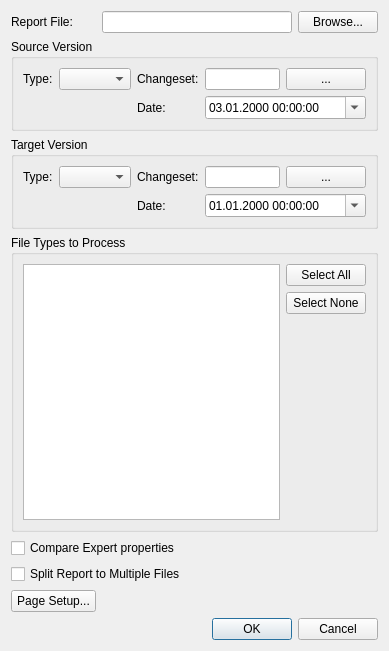
whiteman-kr/u7set, file u7/Forms/DialogProjectDiff.ui: the form before one commit.
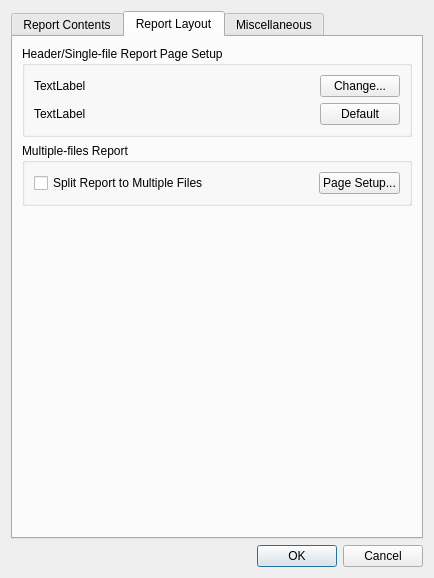
The form after the commit. The open tabs and pages were chosen to show the change.

Commit message: RPCT-2883, u7: ProjectDiffGenerator - options dialog and title page review

What changed in the file:
```diff
--- a/u7/Forms/DialogProjectDiff.ui
+++ b/u7/Forms/DialogProjectDiff.ui
@@ -6,22 +6,42 @@
    <rect>
     <x>0</x>
     <y>0</y>
-    <width>389</width>
-    <height>651</height>
+    <width>434</width>
+    <height>578</height>
    </rect>
   </property>
   <property name="windowTitle">
    <string>Project Differences Report</string>
   </property>
-  <layout class="QGridLayout" name="gridLayout_4">
-   <item row="6" column="0" colspan="2">
-    <widget class="QCheckBox" name="multipleFilesCheck">
+  <layout class="QGridLayout" name="gridLayout_10">
+   <item row="0" column="0">
+    <widget class="QTabWidget" name="tabWidget">
+     <property name="currentIndex">
+      <number>0</number>
+     </property>
+     <widget class="QWidget" name="tab">
+      <attribute name="title">
+       <string>Report Contents</string>
+      </attribute>
+      <layout class="QGridLayout" name="gridLayout_8">
+       <item row="0" column="0">
+        <widget class="QLabel" name="label_2">
      <property name="text">
-      <string>Split Report to Multiple Files</string>
+          <string>Report File:</string>
      </property>
     </widget>
    </item>
-   <item row="1" column="0" colspan="4">
+       <item row="0" column="1">
+        <widget class="QLineEdit" name="reportFileEdit"/>
+       </item>
+       <item row="0" column="2">
+        <widget class="QPushButton" name="fileBrowseButton">
+         <property name="text">
+          <string>Browse...</string>
+         </property>
+        </widget>
+       </item>
+       <item row="1" column="0" colspan="3">
     <widget class="QGroupBox" name="sourceGroupBox">
      <property name="title">
       <string>Source Version</string>
@@ -87,26 +107,48 @@
         </property>
        </widget>
       </item>
-     </layout>
-    </widget>
-   </item>
-   <item row="0" column="1" colspan="2">
-    <widget class="QLineEdit" name="reportFileEdit"/>
-   </item>
-   <item row="5" column="2">
-    <spacer name="horizontalSpacer">
-     <property name="orientation">
-      <enum>Qt::Horizontal</enum>
-     </property>
-     <property name="sizeHint" stdset="0">
+          <item row="0" column="4">
+           <widget class="QPushButton" name="sourceChangesetButton">
+            <property name="text">
+             <string>...</string>
+            </property>
+           </widget>
+          </item>
+          <item row="0" column="0">
+           <widget class="QLabel" name="sourceTypeLabel">
+            <property name="text">
+             <string>Type:</string>
+            </property>
+           </widget>
+          </item>
+          <item row="0" column="1">
+           <widget class="QComboBox" name="sourceTypeComboBox">
+            <property name="minimumSize">
       <size>
-       <width>134</width>
-       <height>20</height>
-      </size>
-     </property>
-    </spacer>
-   </item>
-   <item row="2" column="0" colspan="4">
+              <width>100</width>
+              <height>0</height>
+             </size>
+            </property>
+           </widget>
+          </item>
+          <item row="0" column="2">
+           <widget class="QLabel" name="sourceChangesetLabel">
+            <property name="text">
+             <string>Changeset:</string>
+            </property>
+           </widget>
+          </item>
+          <item row="1" column="2">
+           <widget class="QLabel" name="sourceDateLabel">
+            <property name="text">
+             <string>Date:</string>
+            </property>
+           </widget>
+          </item>
+         </layout>
+        </widget>
+       </item>
+       <item row="2" column="0" colspan="3">
     <widget class="QGroupBox" name="targetGroupBox">
      <property name="title">
       <string>Target Version</string>
@@ -153,13 +195,33 @@
         </property>
        </widget>
       </item>
-      <item row="0" column="3">
-       <widget class="QLineEdit" name="targetChangesetLineEdit"/>
+          <item row="2" column="2">
+           <widget class="QLabel" name="targetDateLabel">
+            <property name="text">
+             <string>Date:</string>
+            </property>
+           </widget>
+          </item>
+          <item row="0" column="1">
+           <widget class="QComboBox" name="targetTypeComboBox">
+            <property name="sizePolicy">
+             <sizepolicy hsizetype="Preferred" vsizetype="Fixed">
+              <horstretch>0</horstretch>
+              <verstretch>0</verstretch>
+             </sizepolicy>
+            </property>
+            <property name="minimumSize">
+             <size>
+              <width>100</width>
+              <height>0</height>
+             </size>
+            </property>
+           </widget>
       </item>
      </layout>
     </widget>
    </item>
-   <item row="3" column="0" colspan="4">
+       <item row="3" column="0" colspan="3">
     <widget class="QGroupBox" name="groupBox">
      <property name="title">
       <string>File Types to Process</string>
@@ -202,28 +264,156 @@
      </layout>
     </widget>
    </item>
-   <item row="5" column="0" colspan="2">
+      </layout>
+     </widget>
+     <widget class="QWidget" name="tab_2">
+      <attribute name="title">
+       <string>Report Layout</string>
+      </attribute>
+      <layout class="QGridLayout" name="gridLayout_9">
+       <item row="0" column="0">
+        <layout class="QGridLayout" name="gridLayout_7">
+         <item row="0" column="0">
+          <widget class="QGroupBox" name="groupBox_2">
+           <property name="title">
+            <string>Header/Single-file Report Page Setup</string>
+           </property>
+           <layout class="QGridLayout" name="gridLayout_5">
+            <item row="0" column="0">
+             <layout class="QGridLayout" name="gridLayout_4">
+              <item row="0" column="1">
+               <spacer name="horizontalSpacer_2">
+                <property name="orientation">
+                 <enum>Qt::Horizontal</enum>
+                </property>
+                <property name="sizeHint" stdset="0">
+                 <size>
+                  <width>134</width>
+                  <height>20</height>
+                 </size>
+                </property>
+               </spacer>
+              </item>
+              <item row="1" column="2">
+               <widget class="QPushButton" name="pageSetDefault">
+                <property name="text">
+                 <string>Default</string>
+                </property>
+               </widget>
+              </item>
+              <item row="0" column="2">
+               <widget class="QPushButton" name="pageSetupButton">
+                <property name="text">
+                 <string>Change...</string>
+                </property>
+               </widget>
+              </item>
+              <item row="0" column="0">
+               <widget class="QLabel" name="labelPageSize">
+                <property name="text">
+                 <string>TextLabel</string>
+                </property>
+               </widget>
+              </item>
+              <item row="1" column="0">
+               <widget class="QLabel" name="labelPageMargins">
+                <property name="text">
+                 <string>TextLabel</string>
+                </property>
+               </widget>
+              </item>
+              <item row="1" column="1">
+               <spacer name="horizontalSpacer_5">
+                <property name="orientation">
+                 <enum>Qt::Horizontal</enum>
+                </property>
+                <property name="sizeHint" stdset="0">
+                 <size>
+                  <width>134</width>
+                  <height>20</height>
+                 </size>
+                </property>
+               </spacer>
+              </item>
+             </layout>
+            </item>
+           </layout>
+          </widget>
+         </item>
+         <item row="1" column="0">
+          <widget class="QGroupBox" name="groupBox_3">
+           <property name="title">
+            <string>Multiple-files Report</string>
+           </property>
+           <layout class="QGridLayout" name="gridLayout_6">
+            <item row="0" column="0">
+             <widget class="QCheckBox" name="multipleFilesCheck">
+              <property name="text">
+               <string>Split Report to Multiple Files</string>
+              </property>
+             </widget>
+            </item>
+            <item row="0" column="1">
+             <spacer name="horizontalSpacer_3">
+              <property name="orientation">
+               <enum>Qt::Horizontal</enum>
+              </property>
+              <property name="sizeHint" stdset="0">
+               <size>
+                <width>125</width>
+                <height>20</height>
+               </size>
+              </property>
+             </spacer>
+            </item>
+            <item row="0" column="2">
+             <widget class="QPushButton" name="multiFilepageSetupButton">
+              <property name="text">
+               <string>Page Setup...</string>
+              </property>
+             </widget>
+            </item>
+           </layout>
+          </widget>
+         </item>
+         <item row="2" column="0">
+          <spacer name="verticalSpacer_2">
+           <property name="orientation">
+            <enum>Qt::Vertical</enum>
+           </property>
+           <property name="sizeHint" stdset="0">
+            <size>
+             <width>20</width>
+             <height>40</height>
+            </size>
+           </property>
+          </spacer>
+         </item>
+        </layout>
+       </item>
+      </layout>
+     </widget>
+     <widget class="QWidget" name="tab_3">
+      <attribute name="title">
+       <string>Miscellaneous</string>
+      </attribute>
     <widget class="QCheckBox" name="expertPropertiesCheck">
+       <property name="geometry">
+        <rect>
+         <x>30</x>
+         <y>30</y>
+         <width>153</width>
+         <height>17</height>
+        </rect>
+       </property>
      <property name="text">
       <string>Compare Expert properties</string>
      </property>
     </widget>
-   </item>
-   <item row="0" column="0">
-    <widget class="QLabel" name="label_2">
-     <property name="text">
-      <string>Report File:</string>
-     </property>
-    </widget>
-   </item>
-   <item row="0" column="3">
-    <widget class="QPushButton" name="fileBrowseButton">
-     <property name="text">
-      <string>Browse...</string>
-     </property>
+     </widget>
     </widget>
    </item>
-   <item row="8" column="2" colspan="2">
+   <item row="1" column="0">
     <widget class="QDialogButtonBox" name="buttonBox">
      <property name="orientation">
       <enum>Qt::Horizontal</enum>
@@ -233,13 +423,6 @@
      </property>
     </widget>
    </item>
-   <item row="7" column="0">
-    <widget class="QPushButton" name="pageSetupButton">
-     <property name="text">
-      <string>Page Setup...</string>
-     </property>
-    </widget>
-   </item>
   </layout>
  </widget>
  <tabstops>
```
Left out of the diff: 93 changed lines with no effect on the pictures. Lines whose indentation alone changed are shown as unchanged. The commit also changes 4 other files.
